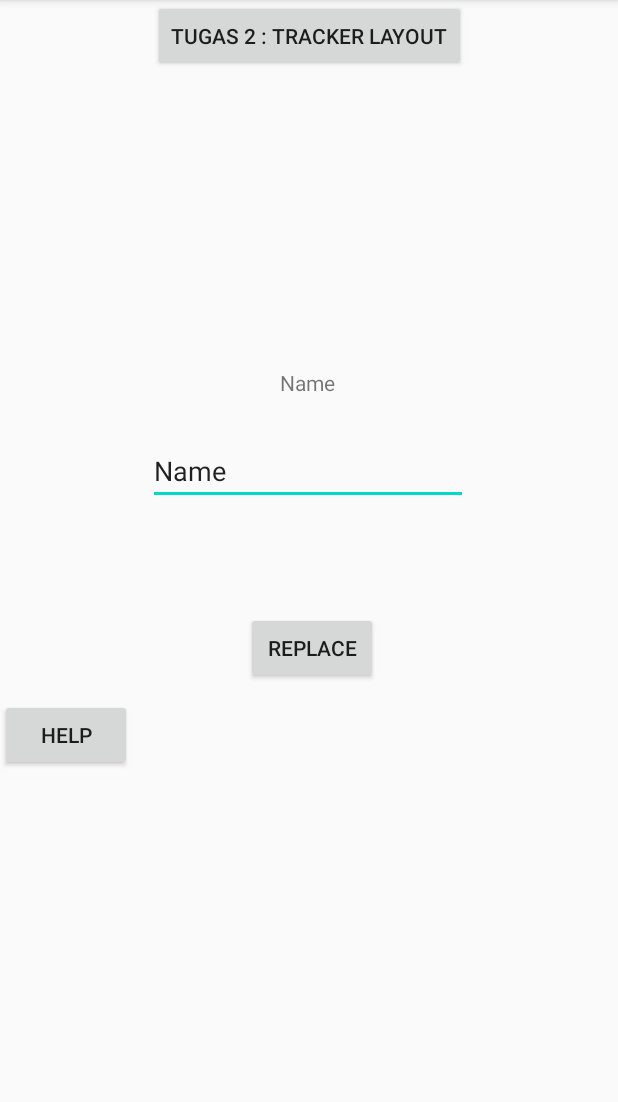
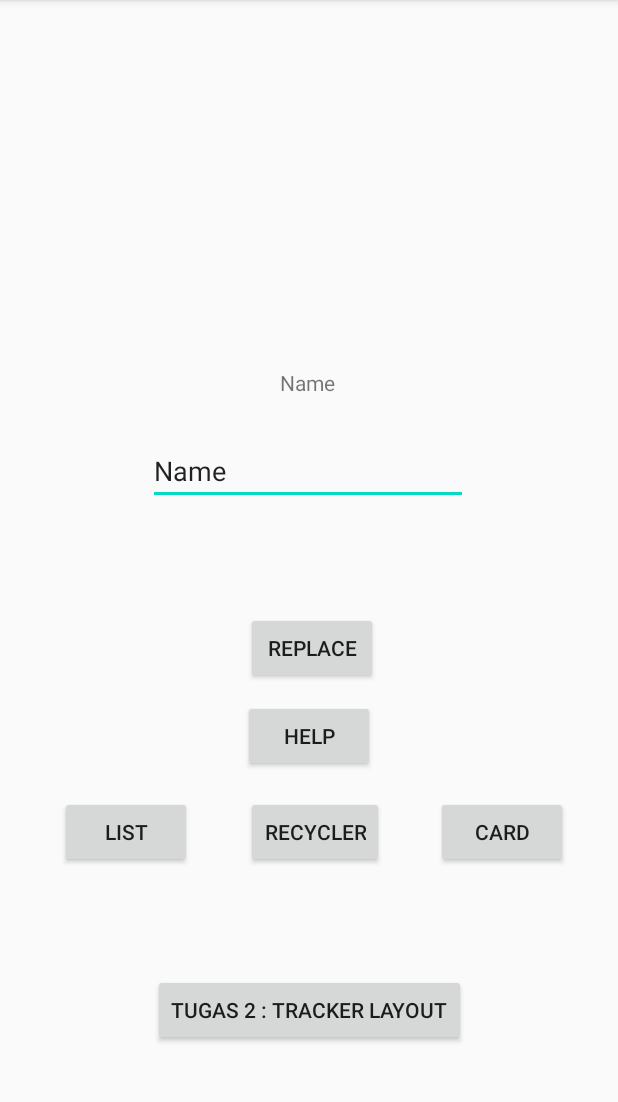
Before and after one commit to estersiwu/Progmob-2020, an Android app: the screen it shows after launch (MainActivity), after a tap on "REPLACE", on a phone screen of 412 x 824 dp, the part 84-1186 px from its top. Run offline under Robolectric (Android 15) with nearby library versions, the phone set to English and light mode, and no system bars.

Commit message:
Recycler View

```diff
--- a/app/build.gradle
+++ b/app/build.gradle
@@ -29,5 +29,6 @@ dependencies {
     testImplementation 'junit:junit:4.12'
     androidTestImplementation 'androidx.test.ext:junit:1.1.2'
     androidTestImplementation 'androidx.test.espresso:espresso-core:3.3.0'
+    implementation "androidx.recyclerview:recyclerview:1.1.0"
 
 }
--- a/app/src/main/AndroidManifest.xml
+++ b/app/src/main/AndroidManifest.xml
@@ -9,7 +9,9 @@
         android:roundIcon="@mipmap/ic_launcher_round"
         android:supportsRtl="true"
         android:theme="@style/AppTheme">
-        <activity android:name=".TrackerActivity"></activity>
+        <activity android:name=".Pertemuan2.RecyclerActivity"></activity>
+        <activity android:name=".Pertemuan2.ListActivity" />
+        <activity android:name=".TrackerActivity" />
         <activity android:name=".HelpActivity" />
         <activity android:name=".MainActivity">
             <intent-filter>
--- a/app/src/main/java/com/example/progmob_2020/MainActivity.java
+++ b/app/src/main/java/com/example/progmob_2020/MainActivity.java
@@ -8,6 +8,8 @@ import android.view.View;
 import android.widget.Button;
 import android.widget.EditText;
 import android.widget.TextView;
+
+import com.example.progmob_2020.Pertemuan2.ListActivity;
 
 public class MainActivity extends AppCompatActivity {
 
@@ -24,6 +26,12 @@ public class MainActivity extends AppCompatActivity {
         Button btnHelp = (Button) findViewById(R.id.btnHelp);
         final  TextView myView = (TextView) findViewById(R.id.mainActivityTextView);
         Button btnTracker = (Button) findViewById(R.id.btnTracker);
+
+        //pertemuan2
+        Button btnList = (Button)findViewById(R.id.buttonListView);
+        Button btnRecycler = (Button)findViewById(R.id.buttonRecyclerView);
+        Button btnCard = (Button)findViewById(R.id.buttonCardView);
+
 
         //action
         txtView.setText(R.string.text_hello_world);
@@ -55,5 +63,12 @@ public class MainActivity extends AppCompatActivity {
                 startActivity(intent);
             }
         });
+        btnList.setOnClickListener(new View.OnClickListener() {
+            @Override
+            public void onClick(View v) {
+                Intent intent = new Intent(MainActivity.this, ListActivity.class);
+                startActivity(intent);
+            }
+        });
     }
 }
--- a/app/src/main/res/layout/activity_main.xml
+++ b/app/src/main/res/layout/activity_main.xml
@@ -50,17 +50,50 @@
         android:layout_height="wrap_content"
         android:text="Help"
         app:layout_constraintBottom_toBottomOf="parent"
+        app:layout_constraintEnd_toEndOf="parent"
+        app:layout_constraintStart_toStartOf="parent"
         app:layout_constraintTop_toBottomOf="@+id/button1"
-        app:layout_constraintVertical_bias="0.037"
-        tools:layout_editor_absoluteX="161dp" />
+        app:layout_constraintVertical_bias="0.041" />
 
     <Button
         android:id="@+id/btnTracker"
         android:layout_width="wrap_content"
         android:layout_height="wrap_content"
         android:text="Tugas 2 : Tracker Layout"
+        app:layout_constraintBottom_toBottomOf="parent"
         app:layout_constraintEnd_toEndOf="parent"
         app:layout_constraintStart_toStartOf="parent"
-        tools:layout_editor_absoluteY="625dp" />
+        app:layout_constraintTop_toBottomOf="@+id/buttonRecyclerView" />
+
+    <Button
+        android:id="@+id/buttonListView"
+        android:layout_width="wrap_content"
+        android:layout_height="wrap_content"
+        android:layout_marginStart="40dp"
+        android:layout_marginTop="16dp"
+        android:text="List"
+        app:layout_constraintStart_toStartOf="parent"
+        app:layout_constraintTop_toBottomOf="@+id/btnHelp" />
+
+    <Button
+        android:id="@+id/buttonRecyclerView"
+        android:layout_width="wrap_content"
+        android:layout_height="wrap_content"
+        android:layout_marginStart="36dp"
+        android:layout_marginTop="16dp"
+        android:text="Recycler"
+        app:layout_constraintStart_toEndOf="@+id/buttonListView"
+        app:layout_constraintTop_toBottomOf="@+id/btnHelp" />
+
+    <Button
+        android:id="@+id/buttonCardView"
+        android:layout_width="wrap_content"
+        android:layout_height="wrap_content"
+        android:layout_marginTop="16dp"
+        android:text="Card"
+        app:layout_constraintEnd_toEndOf="parent"
+        app:layout_constraintHorizontal_bias="0.514"
+        app:layout_constraintStart_toEndOf="@+id/buttonRecyclerView"
+        app:layout_constraintTop_toBottomOf="@+id/btnHelp" />
 
 </androidx.constraintlayout.widget.ConstraintLayout>
```
